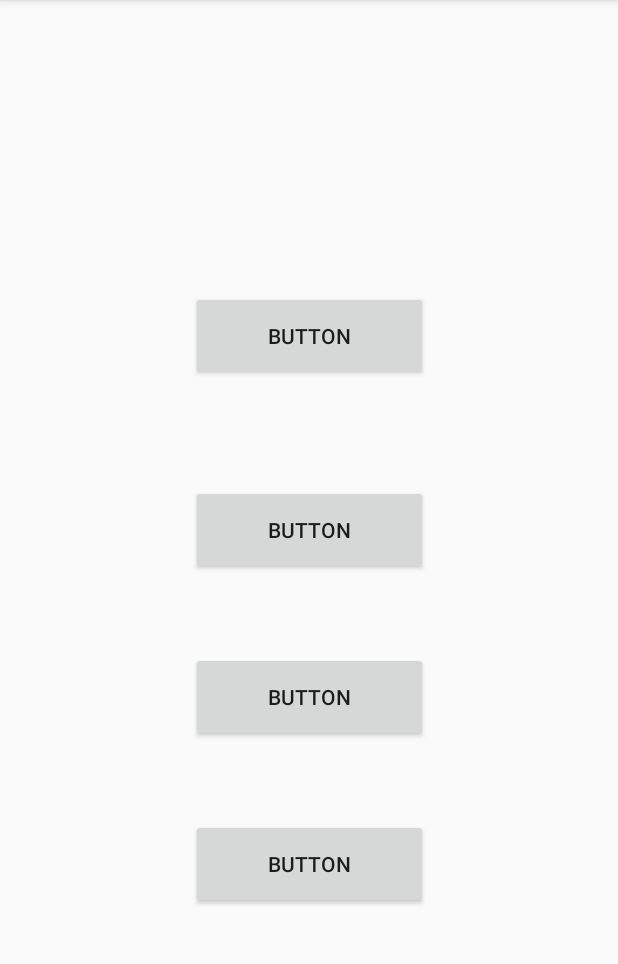
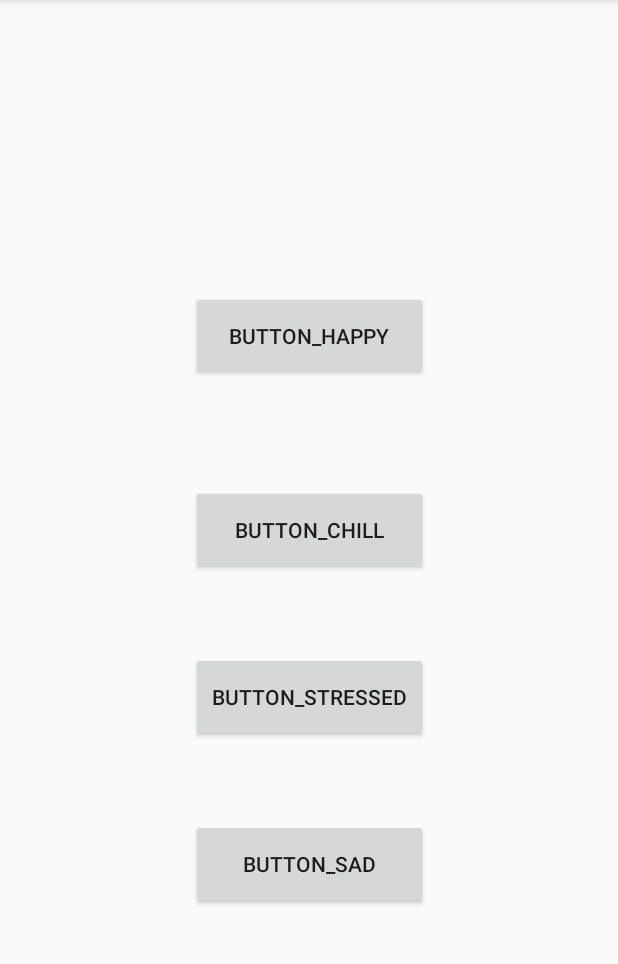
Before and after one commit to tedgag/conuhacks-moodbeats, an Android app: the screen it shows after launch (MainActivity), on a phone screen of 412 x 824 dp, the part 84-1048 px from its top. Run offline under Robolectric (Android 15) with nearby library versions, the phone set to English and light mode, and no system bars.

Commit message:
buttons fixed?

```diff
--- a/app/src/main/res/layout/activity_main.xml
+++ b/app/src/main/res/layout/activity_main.xml
@@ -36,7 +36,7 @@
         android:layout_width="158dp"
         android:layout_height="60dp"
         android:layout_marginBottom="51dp"
-        android:text="Button"
+        android:text="@string/Stressed"
         app:layout_constraintBottom_toTopOf="@+id/button_Sad"
         app:layout_constraintEnd_toEndOf="parent"
         app:layout_constraintHorizontal_bias="0.5"
--- a/app/src/main/res/values/strings.xml
+++ b/app/src/main/res/values/strings.xml
@@ -1,6 +1,7 @@
 <resources>
     <string name="app_name">MoodBeats</string>
-    <string name="Happy">Button</string>
-    <string name="Chill">Button</string>
-    <string name="Sad">Button</string>
+    <string name="Happy">button_Happy</string>
+    <string name="Chill">button_Chill</string>
+    <string name="Sad">button_Sad</string>
+    <string name="Stressed">button_Stressed</string>
 </resources>
```
